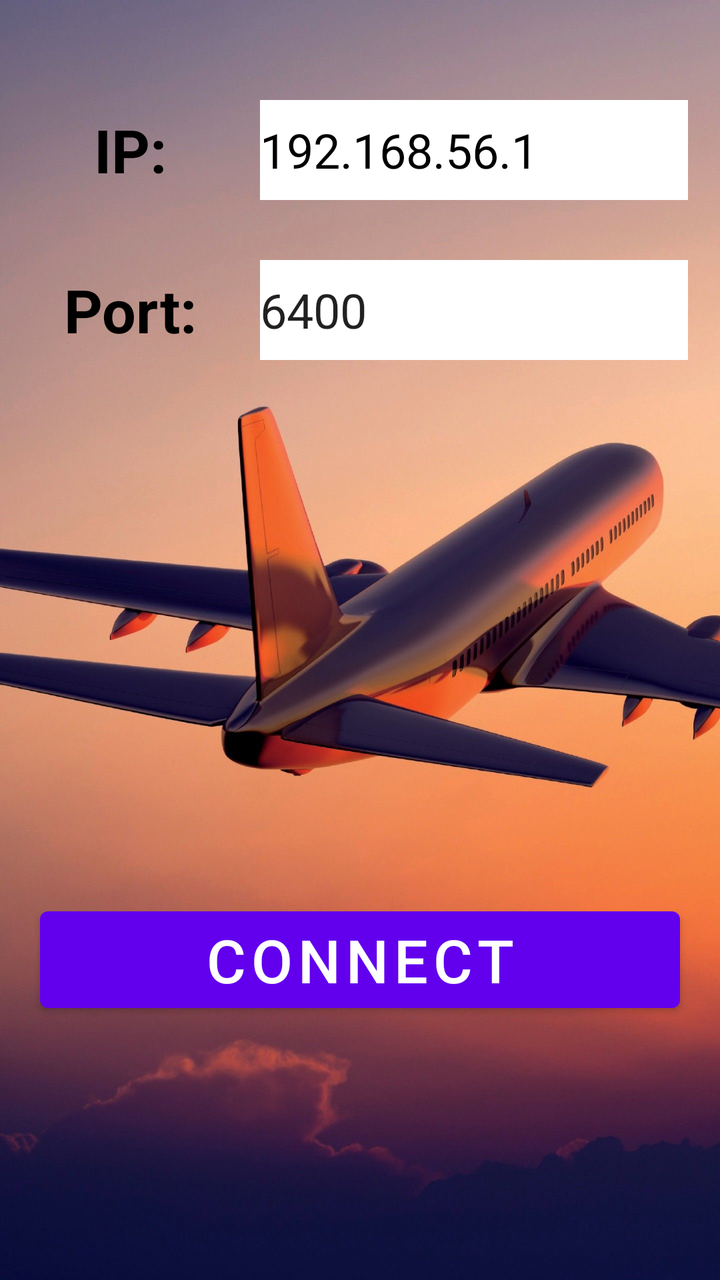
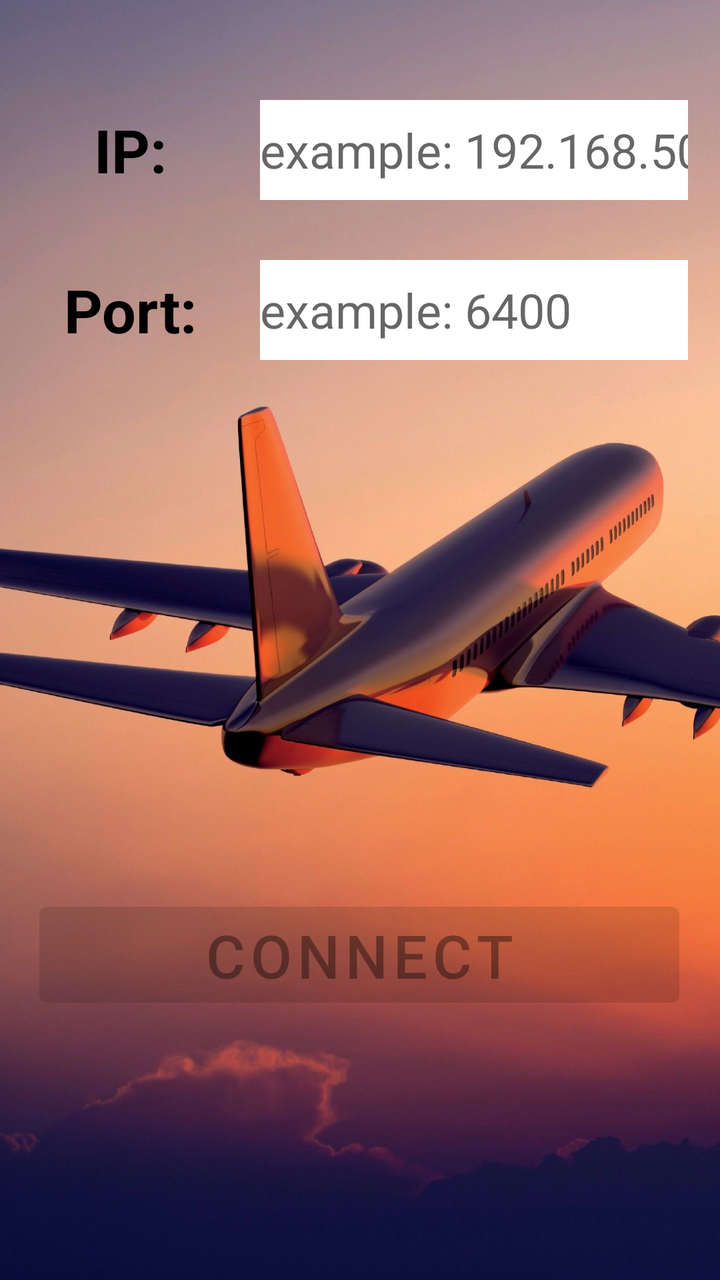

Screens rendered from an Android XML layout before and after an edit, with the pre-edit source and the edit as a unified diff.
<!-- AndroidManifest.xml: application theme AppTheme -->
<!-- res/layout/activity_main.xml -->
<?xml version="1.0" encoding="utf-8"?>
<androidx.constraintlayout.widget.ConstraintLayout

    xmlns:android="http://schemas.android.com/apk/res/android"
    xmlns:app="http://schemas.android.com/apk/res-auto"
    xmlns:tools="http://schemas.android.com/tools"
    android:layout_width="match_parent"
    android:layout_height="match_parent"
    android:background="@drawable/plane_background"
    tools:context=".view.MainActivity">

    <TextView
        android:id="@+id/text_ip"
        android:layout_width="90dp"
        android:layout_height="50dp"
        android:layout_marginStart="20dp"
        android:layout_marginLeft="8dp"
        android:layout_marginTop="50dp"
        android:layout_gravity="center|end"
        android:gravity="center|end"
        android:text="@string/show_ip_msg"
        android:textColor="@color/black"
        android:textAlignment="center"
        android:textSize="30sp"
        android:textStyle="bold"
        app:layout_constraintStart_toStartOf="parent"
        app:layout_constraintTop_toTopOf="parent" />

    <TextView
        android:id="@+id/text_port"
        android:layout_width="90dp"
        android:layout_height="50dp"
        android:layout_marginStart="20dp"
        android:layout_marginLeft="8dp"
        android:layout_marginTop="30dp"
        android:layout_gravity="center|end"
        android:gravity="center|end"
        android:text="@string/show_port_msg"
        android:textColor="@color/black"
        android:textAlignment="center"
        android:textSize="30sp"
        android:textStyle="bold"
        app:layout_constraintStart_toStartOf="parent"
        app:layout_constraintTop_toBottomOf="@+id/text_ip" />

    <EditText
        android:id="@+id/input_ip"
        android:text="192.168.56.1"
        android:layout_width="0dp"
        android:layout_height="50dp"
        android:layout_marginStart="20dp"
        android:layout_marginLeft="8dp"
        android:layout_marginTop="50dp"
        android:layout_marginEnd="16dp"
        android:background="@color/white"
        android:ems="10"
        android:inputType="phone"
        android:textSize="24sp"
        android:textColor="@color/black"
        app:layout_constraintEnd_toEndOf="parent"
        app:layout_constraintStart_toEndOf="@+id/text_ip"
        app:layout_constraintTop_toTopOf="parent"
        android:layout_marginRight="16dp" />

    <EditText
        android:id="@+id/input_port"
        android:text="6400"
        android:layout_width="0dp"
        android:layout_height="50dp"
        android:layout_marginStart="20dp"
        android:layout_marginLeft="8dp"
        android:layout_marginTop="30dp"
        android:layout_marginEnd="16dp"
        android:background="@color/white"
        android:ems="10"
        android:inputType="number"
        android:textSize="24sp"
        app:layout_constraintEnd_toEndOf="parent"
        app:layout_constraintHorizontal_bias="0.0"
        app:layout_constraintStart_toEndOf="@+id/text_port"
        app:layout_constraintTop_toBottomOf="@+id/input_ip"
        android:layout_marginRight="16dp" />

    <Button
        android:id="@+id/connect"
        android:layout_width="320dp"
        android:layout_height="0dp"
        android:layout_marginStart="8dp"
        android:layout_marginEnd="8dp"
        android:layout_marginBottom="130dp"
        android:text="@string/button_connect"
        android:textSize="30sp"
        app:layout_constraintBottom_toBottomOf="parent"
        app:layout_constraintEnd_toEndOf="parent"
        app:layout_constraintStart_toStartOf="parent" />

</androidx.constraintlayout.widget.ConstraintLayout>
<!-- resources referenced by this layout -->
<resources>
  <color name="black">#FF000000</color>
  <color name="white">#FFFFFFFF</color>
  <!-- drawable plane_background: jpg bitmap (drawable, 185862 bytes) -->
  <string name="button_connect">Connect</string>
  <string name="show_ip_msg">IP:</string>
  <string name="show_port_msg">Port:</string>
  <style name="AppTheme" parent="Theme.MaterialComponents.Light.DarkActionBar">
          <item name="colorPrimary">@color/colorPrimary</item>
          <item name="colorPrimaryDark">@color/colorPrimaryDark</item>
          <item name="colorAccent">@color/colorAccent</item>
      </style>
  <color name="colorPrimary">#6200EE</color>
  <color name="colorPrimaryDark">#3700B3</color>
  <color name="colorAccent">#03DAC5</color>
</resources>

<!-- the commit's change to res/layout/activity_main.xml (unified diff, before → after) -->
@@ -45,7 +45,6 @@
 
     <EditText
         android:id="@+id/input_ip"
-        android:text="192.168.56.1"
         android:layout_width="0dp"
         android:layout_height="50dp"
         android:layout_marginStart="20dp"
@@ -57,14 +56,15 @@
         android:inputType="phone"
         android:textSize="24sp"
         android:textColor="@color/black"
+        android:hint="@string/ip_hint"
         app:layout_constraintEnd_toEndOf="parent"
         app:layout_constraintStart_toEndOf="@+id/text_ip"
         app:layout_constraintTop_toTopOf="parent"
-        android:layout_marginRight="16dp" />
+        android:layout_marginRight="16dp"
+        android:autofillHints="IP Address" />
 
     <EditText
         android:id="@+id/input_port"
-        android:text="6400"
         android:layout_width="0dp"
         android:layout_height="50dp"
         android:layout_marginStart="20dp"
@@ -75,23 +75,26 @@
         android:ems="10"
         android:inputType="number"
         android:textSize="24sp"
+        android:hint="@string/port_hint"
         app:layout_constraintEnd_toEndOf="parent"
         app:layout_constraintHorizontal_bias="0.0"
         app:layout_constraintStart_toEndOf="@+id/text_port"
         app:layout_constraintTop_toBottomOf="@+id/input_ip"
-        android:layout_marginRight="16dp" />
+        android:layout_marginRight="16dp"
+        android:autofillHints="Port Number" />
 
     <Button
         android:id="@+id/connect"
         android:layout_width="320dp"
-        android:layout_height="0dp"
-        android:layout_marginStart="8dp"
-        android:layout_marginEnd="8dp"
-        android:layout_marginBottom="130dp"
+        android:layout_height="60dp"
+        android:enabled="false"
         android:text="@string/button_connect"
         android:textSize="30sp"
         app:layout_constraintBottom_toBottomOf="parent"
         app:layout_constraintEnd_toEndOf="parent"
-        app:layout_constraintStart_toStartOf="parent" />
+        app:layout_constraintHorizontal_bias="0.494"
+        app:layout_constraintStart_toStartOf="parent"
+        app:layout_constraintTop_toBottomOf="@+id/input_port"
+        app:layout_constraintVertical_bias="0.668" />
 
 </androidx.constraintlayout.widget.ConstraintLayout>
<!-- resource entries referenced after the edit -->
@@ -4,6 +4,8 @@
   <color name="white">#FFFFFFFF</color>
   <!-- drawable plane_background: jpg bitmap (drawable, 185862 bytes) -->
   <string name="button_connect">Connect</string>
+  <string name="ip_hint">example: 192.168.50.1</string>
+  <string name="port_hint">example: 6400</string>
   <string name="show_ip_msg">IP:</string>
   <string name="show_port_msg">Port:</string>
   <style name="AppTheme" parent="Theme.MaterialComponents.Light.DarkActionBar">
